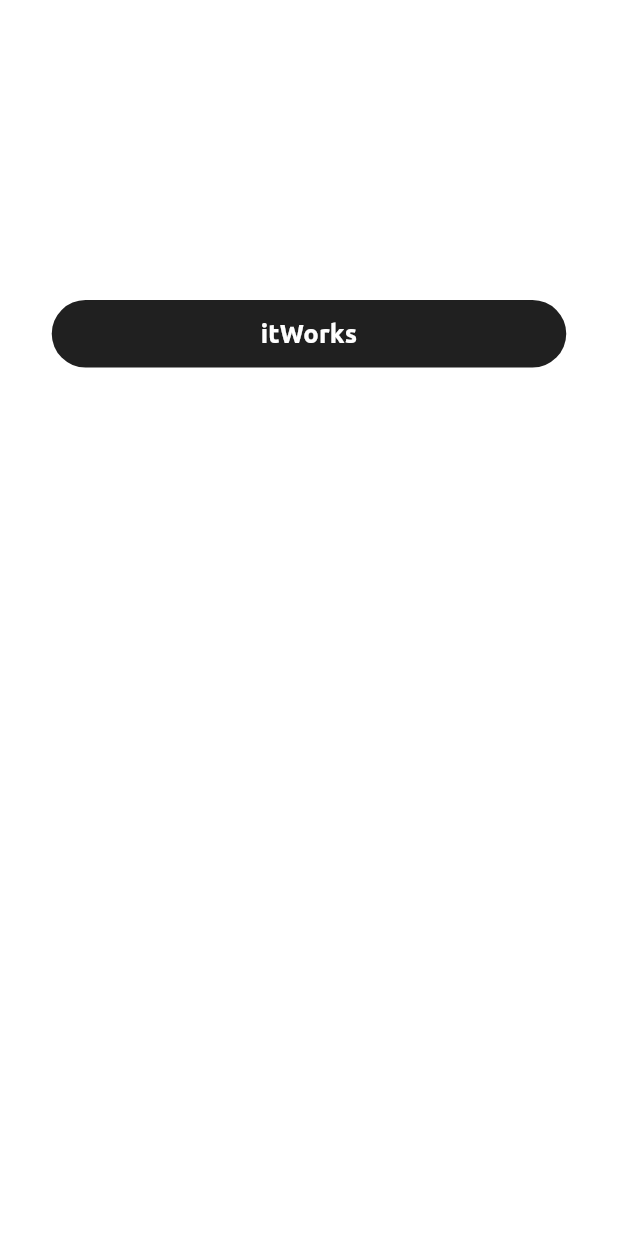
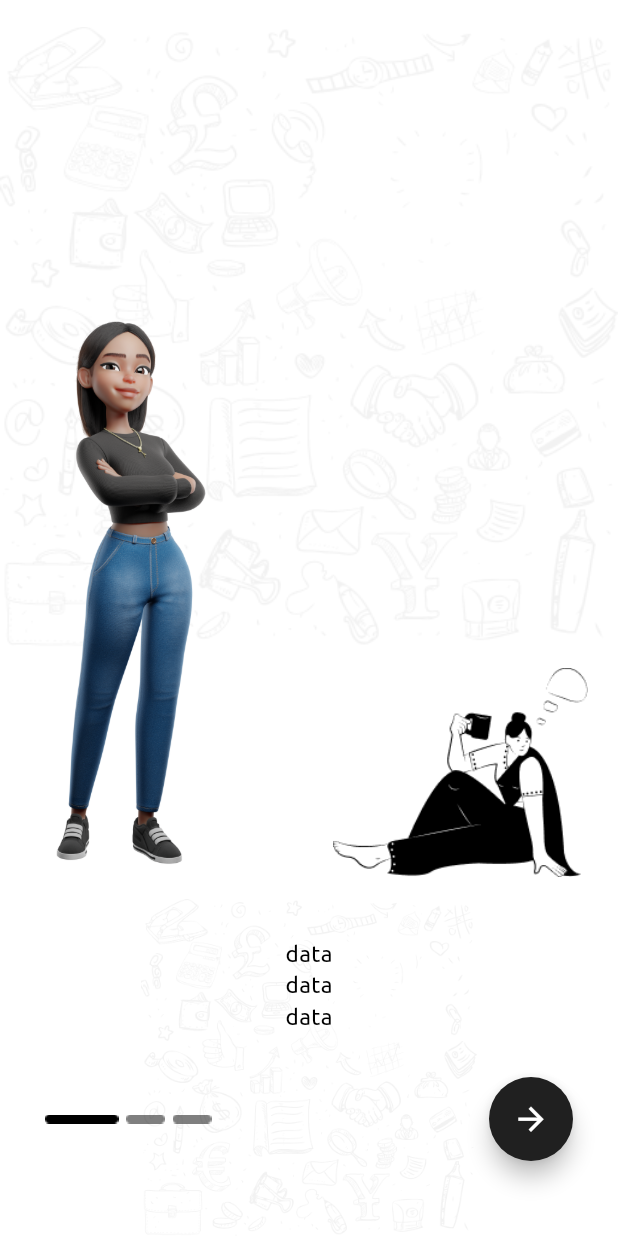
Before and after one commit to nsenji/zai-finance-app, a Flutter app: the screen it shows after launch, after a tap on "itWorks", on a phone screen of 412 x 824 dp. Run offline on Flutter 3.47's test engine with Material 2 defaults, Android fonts, the light colour scheme and no system bars; our stand-ins replace google_fonts; project files that could hold a hidden picture were left out.

Commit message:
made first onboarding screen without the text

```diff
--- /dev/null
+++ b/lib/custom_widgets/countrySelector.dart
@@ -0,0 +1,65 @@
+import 'package:flutter/material.dart';
+
+class CountryWidget extends StatefulWidget {
+  const CountryWidget({super.key});
+
+  @override
+  State<CountryWidget> createState() => _CountryWidgetState();
+}
+
+class _CountryWidgetState extends State<CountryWidget> {
+  String _selectedVal = 'assets/images/england.png';
+
+  String _selectedValEmpty = 'assets/images/england.png';
+
+  _CountryWidgetState() {
+    _selectedVal = 'assets/images/england.png';
+  }
+
+  final _CountryList = [
+
+    'assets/images/england.png',
+    'assets/images/france.png',
+  ];
+  @override
+  Widget build(BuildContext context) {
+    return Container(
+      width: 120,
+      height: 60,
+      child: DropdownButtonFormField(
+        value: _selectedVal,
+        items: _CountryList
+            .map((e) => DropdownMenuItem(value: e, child: Image.asset(e,height: 20,width: 20,)))
+            .toList(),
+        onChanged: (val) {
+          setState(() {
+            _selectedVal = val as String;
+          });
+        },
+        icon: Padding(
+          padding: const EdgeInsets.only(bottom: 12),
+          child: const Icon(
+            size: 27,
+            Icons.keyboard_arrow_down,
+            color: Color.fromARGB(255, 3, 3, 3),
+          ),
+        ),
+        dropdownColor: Color.fromARGB(255, 252, 252, 252),
+        decoration: InputDecoration(
+            // errorText: _selectedValEmpty.isEmpty ? null : _selectedValEmpty,
+            focusedBorder: const OutlineInputBorder(
+                borderSide:
+                    BorderSide(color: Color.fromARGB(255, 0, 0, 0))),
+            border: OutlineInputBorder(
+                borderRadius: BorderRadius.circular(10),
+                borderSide: const BorderSide(
+                    color: Color.fromARGB(255, 255, 255, 255))),
+            // label: Text(
+            //   'Branch',
+            //   style: TextStyle(fontSize: 19),
+            // )
+            ),
+      ),
+    );
+  }
+}
--- /dev/null
+++ b/lib/screens/onBoardingScreen.dart
@@ -0,0 +1,107 @@
+import 'package:flutter/material.dart';
+
+class OnBoarding extends StatefulWidget {
+  const OnBoarding({super.key});
+
+  @override
+  State<OnBoarding> createState() => _OnBoardingState();
+}
+
+class _OnBoardingState extends State<OnBoarding> {
+  @override
+  Widget build(BuildContext context) {
+    return Scaffold(
+      body: Stack(
+        children: [
+          Column(
+            children: [
+              Expanded(flex: 2, child: Image.asset("assets/images/Frame.png")),
+              SizedBox(
+                height: 150,
+              ),
+              Expanded(flex: 1, child: Image.asset("assets/images/Frame.png")),
+            ],
+          ),
+          Positioned(
+              left: 0,
+              right: 0,
+              bottom: 20,
+              child: Column(
+                // crossAxisAlignment: CrossAxisAlignment.center,
+                children: [
+                  Row(
+                    crossAxisAlignment: CrossAxisAlignment.end,
+                    mainAxisAlignment: MainAxisAlignment.spaceBetween,
+                    children: [
+                      Image.asset(
+                          height: 440,
+                          width: 170,
+                          "assets/images/girl_1.png"),
+                      Padding(
+                        padding: const EdgeInsets.only(right: 20),
+                        child: Image.asset(
+                          "assets/images/sittingGuy_1.png",
+                          height: 190,
+                          width: 170,
+                        ),
+                      ),
+                    ],
+                  ),
+                  Padding(
+                padding: const EdgeInsets.only(left: 30, right: 30),
+                    child: Column(
+                      children: [
+                        SizedBox(height: 15,),
+                        Column(
+                          children: [
+                            Text("data"),
+                            Text("data"),
+                            Text("data"),
+                          ],
+                        ),
+                        SizedBox(
+                          height: 30,
+                        ),
+                        Row(
+                          mainAxisAlignment: MainAxisAlignment.spaceBetween,
+                          children: [
+                            Row(
+                              children: [
+                                Image.asset("assets/images/bigRect.png"),
+                                SizedBox(
+                                  width: 5,
+                                ),
+                                Image.asset("assets/images/smallRect.png"),
+                                SizedBox(
+                                  width: 5,
+                                ),
+                                Image.asset("assets/images/smallRect.png"),
+                                SizedBox(
+                                  width: 5,
+                                ),
+                              ],
+                            ),
+                            FloatingActionButton(
+                              shape: CircleBorder(),
+                                // materialTapTargetSize:
+                                //     MaterialTapTargetSize.shrinkWrap,
+                                clipBehavior: Clip.none,
+                                // mini: true,
+                                child: const Icon(
+                                  Icons.arrow_forward_outlined,
+                                  size: 25,
+                                ),
+                                onPressed: () {})
+                          ],
+                        ),
+                      ],
+                    ),
+                  ),
+                  SizedBox(height: 30,)
+                ],
+              ))
+        ],
+      ),
+    );
+  }
+}
--- a/lib/test_page.dart
+++ b/lib/test_page.dart
@@ -1,5 +1,7 @@
 import 'package:flutter/material.dart';
+import 'package:tai/custom_widgets/countrySelector.dart';
 import 'package:tai/custom_widgets/mainButton.dart';
+import 'package:tai/screens/onBoardingScreen.dart';
 
 class TestWidget extends StatefulWidget {
   const TestWidget({super.key});
@@ -14,11 +16,23 @@ class _TestWidgetState extends State<TestWidget> {
     return SafeArea(
       child: Scaffold(
         body: Center(
-
-          child: Column(children: [
-              SizedBox(height: 200,),
-             MainButton(text: "itWorks", onpressed: (){})
-          ],),
+          child: Column(
+            children: [
+              SizedBox(
+                height: 200,
+              ),
+              MainButton(
+                  text: "itWorks",
+                  onpressed: () {
+                    Navigator.push(context,
+                        MaterialPageRoute(builder: (context) => OnBoarding()));
+                  }),
+              SizedBox(
+                height: 100,
+              ),
+              CountryWidget()
+            ],
+          ),
         ),
       ),
     );
```
Also changed, not shown: lib/custom_widgets/mainButton.dart (+6 -3 lines), pubspec.yaml (+4 -58 lines), assets/images/Frame.png (added), assets/images/bigRect.png (added), assets/images/england.png (added), assets/images/france.png (added), assets/images/girl_1.png (added), assets/images/sittingGuy_1.png (added), assets/images/smallRect.png (added), pubspec.lock, 4 other files.
